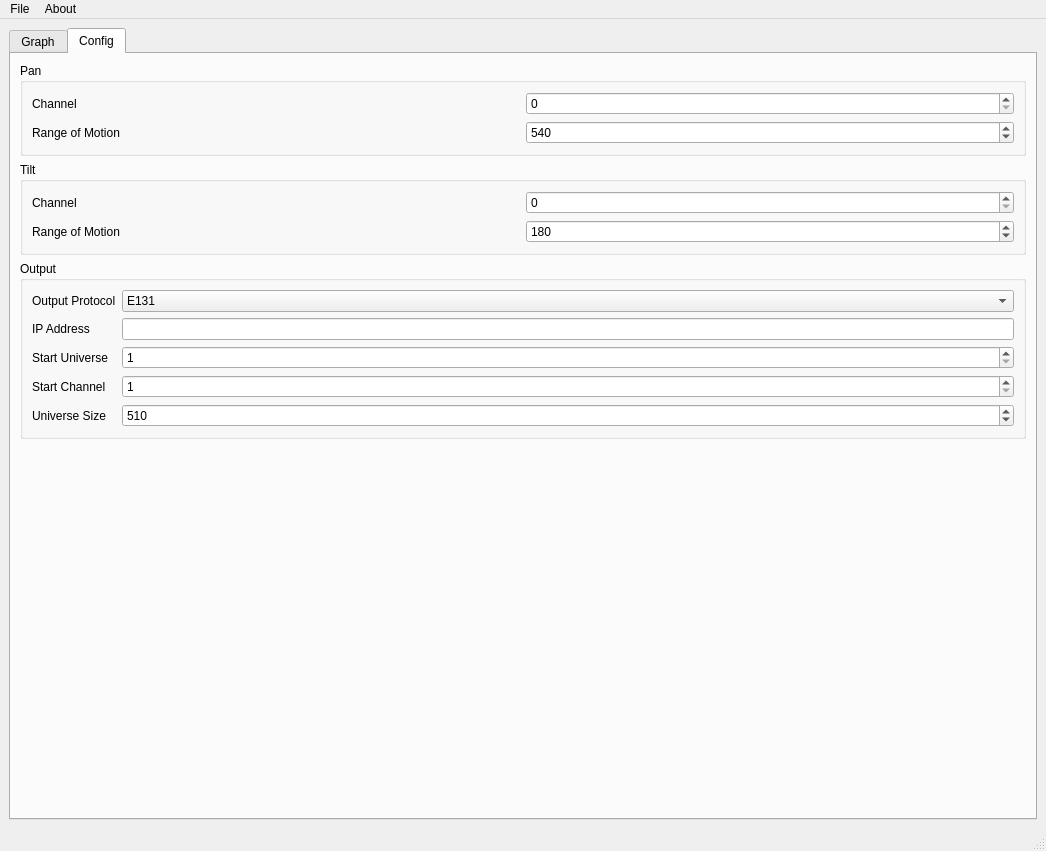
computergeek1507/joystick2mh, file res/mainwindow.ui: the form before one commit.
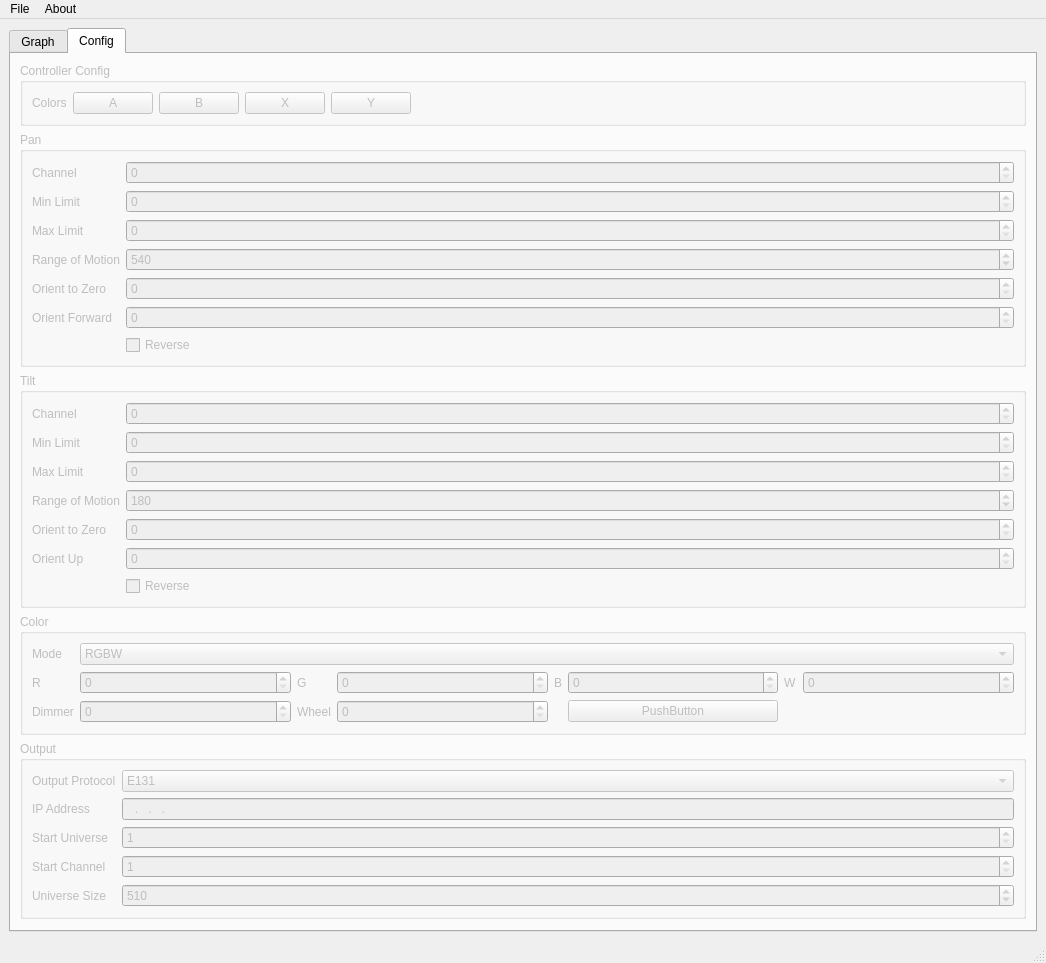
The form after the commit. The open tabs and pages were chosen to show the change. Icons and pictures are not drawn. Custom widgets are drawn as their Qt base class.

Diff of the .ui file:
```diff
--- a/res/mainwindow.ui
+++ b/res/mainwindow.ui
@@ -7,7 +7,7 @@
     <x>0</x>
     <y>0</y>
     <width>1046</width>
-    <height>851</height>
+    <height>852</height>
    </rect>
   </property>
   <property name="windowTitle">
@@ -21,8 +21,11 @@
    <layout class="QVBoxLayout" name="verticalLayout">
     <item>
      <widget class="QTabWidget" name="tabWidget">
+      <property name="enabled">
+       <bool>true</bool>
+      </property>
       <property name="currentIndex">
-       <number>1</number>
+       <number>0</number>
       </property>
       <widget class="QWidget" name="tab_Graph">
        <attribute name="title">
@@ -108,6 +111,16 @@
             </property>
            </widget>
           </item>
+          <item>
+           <widget class="QCheckBox" name="checkBoxOutput">
+            <property name="layoutDirection">
+             <enum>Qt::RightToLeft</enum>
+            </property>
+            <property name="text">
+             <string>Output Data</string>
+            </property>
+           </widget>
+          </item>
           <item>
            <spacer name="horizontalSpacer">
             <property name="orientation">
@@ -126,23 +139,76 @@
        </layout>
       </widget>
       <widget class="QWidget" name="tab_Config">
+       <property name="enabled">
+        <bool>false</bool>
+       </property>
        <attribute name="title">
         <string>Config</string>
        </attribute>
        <layout class="QVBoxLayout" name="verticalLayout_3">
+        <item>
+         <widget class="QGroupBox" name="groupBox_4">
+          <property name="title">
+           <string>Controller Config</string>
+          </property>
+          <layout class="QHBoxLayout" name="horizontalLayout">
+           <item>
+            <widget class="QLabel" name="label_19">
+             <property name="text">
+              <string>Colors</string>
+             </property>
+            </widget>
+           </item>
+           <item>
+            <widget class="QPushButton" name="pushButtonA">
+             <property name="text">
+              <string>A</string>
+             </property>
+            </widget>
+           </item>
+           <item>
+            <widget class="QPushButton" name="pushButtonB">
+             <property name="text">
+              <string>B</string>
+             </property>
+            </widget>
+           </item>
+           <item>
+            <widget class="QPushButton" name="pushButtonX">
+             <property name="text">
+              <string>X</string>
+             </property>
+            </widget>
+           </item>
+           <item>
+            <widget class="QPushButton" name="pushButtonY">
+             <property name="text">
+              <string>Y</string>
+             </property>
+            </widget>
+           </item>
+           <item>
+            <spacer name="horizontalSpacer_2">
+             <property name="orientation">
+              <enum>Qt::Horizontal</enum>
+             </property>
+             <property name="sizeHint" stdset="0">
+              <size>
+               <width>40</width>
+               <height>20</height>
+              </size>
+             </property>
+            </spacer>
+           </item>
+          </layout>
+         </widget>
+        </item>
         <item>
          <widget class="QGroupBox" name="groupBox_3">
           <property name="title">
            <string>Pan</string>
           </property>
           <layout class="QGridLayout" name="gridLayout_3">
-           <item row="0" column="0">
-            <widget class="QLabel" name="label_8">
-             <property name="text">
-              <string>Channel</string>
-             </property>
-            </widget>
-           </item>
            <item row="0" column="1">
             <widget class="QSpinBox" name="spinBoxPanChannel">
              <property name="maximum">
@@ -150,15 +216,68 @@
              </property>
             </widget>
            </item>
-           <item row="1" column="0">
-            <widget class="QLabel" name="label_9">
+           <item row="3" column="1">
+            <widget class="QSpinBox" name="spinBoxPanMax"/>
+           </item>
+           <item row="6" column="0">
+            <widget class="QLabel" name="label_18">
              <property name="text">
-              <string>Range of Motion</string>
+              <string>Orient Forward</string>
              </property>
             </widget>
            </item>
-           <item row="1" column="1">
-            <widget class="QSpinBox" name="spinBox_4">
+           <item row="5" column="0">
+            <widget class="QLabel" name="label_16">
+             <property name="text">
+              <string>Orient to Zero</string>
+             </property>
+            </widget>
+           </item>
+           <item row="7" column="1">
+            <widget class="QCheckBox" name="checkBoxPanReverse">
+             <property name="text">
+              <string>Reverse</string>
+             </property>
+            </widget>
+           </item>
+           <item row="0" column="0">
+            <widget class="QLabel" name="label_8">
+             <property name="sizePolicy">
+              <sizepolicy hsizetype="Fixed" vsizetype="Preferred">
+               <horstretch>0</horstretch>
+               <verstretch>0</verstretch>
+              </sizepolicy>
+             </property>
+             <property name="text">
+              <string>Channel</string>
+             </property>
+            </widget>
+           </item>
+           <item row="6" column="1">
+            <widget class="QSpinBox" name="spinBoxPanForward"/>
+           </item>
+           <item row="5" column="1">
+            <widget class="QSpinBox" name="spinBoxPanZero"/>
+           </item>
+           <item row="2" column="1">
+            <widget class="QSpinBox" name="spinBoxPanMin"/>
+           </item>
+           <item row="2" column="0">
+            <widget class="QLabel" name="label_12">
+             <property name="text">
+              <string>Min Limit</string>
+             </property>
+            </widget>
+           </item>
+           <item row="3" column="0">
+            <widget class="QLabel" name="label_13">
+             <property name="text">
+              <string>Max Limit</string>
+             </property>
+            </widget>
+           </item>
+           <item row="4" column="1">
+            <widget class="QSpinBox" name="spinBoxPanRange">
              <property name="minimum">
               <number>1</number>
              </property>
@@ -173,6 +292,13 @@
              </property>
             </widget>
            </item>
+           <item row="4" column="0">
+            <widget class="QLabel" name="label_9">
+             <property name="text">
+              <string>Range of Motion</string>
+             </property>
+            </widget>
+           </item>
           </layout>
          </widget>
         </item>
@@ -182,25 +308,58 @@
            <string>Tilt</string>
           </property>
           <layout class="QGridLayout" name="gridLayout_2">
+           <item row="8" column="1">
+            <widget class="QCheckBox" name="checkBoxTiltReverse">
+             <property name="text">
+              <string>Reverse</string>
+             </property>
+            </widget>
+           </item>
+           <item row="7" column="0">
+            <widget class="QLabel" name="label_17">
+             <property name="text">
+              <string>Orient Up</string>
+             </property>
+            </widget>
+           </item>
            <item row="0" column="0">
             <widget class="QLabel" name="label_6">
+             <property name="sizePolicy">
+              <sizepolicy hsizetype="Fixed" vsizetype="Preferred">
+               <horstretch>0</horstretch>
+               <verstretch>0</verstretch>
+              </sizepolicy>
+             </property>
              <property name="text">
               <string>Channel</string>
              </property>
             </widget>
            </item>
-           <item row="0" column="1">
-            <widget class="QSpinBox" name="spinBoxTiltChannel"/>
-           </item>
-           <item row="1" column="0">
+           <item row="3" column="0">
             <widget class="QLabel" name="label_7">
              <property name="text">
               <string>Range of Motion</string>
              </property>
             </widget>
            </item>
-           <item row="1" column="1">
-            <widget class="QSpinBox" name="spinBox_2">
+           <item row="6" column="1">
+            <widget class="QSpinBox" name="spinBoxTiltZero"/>
+           </item>
+           <item row="7" column="1">
+            <widget class="QSpinBox" name="spinBoxTiltUp"/>
+           </item>
+           <item row="6" column="0">
+            <widget class="QLabel" name="label_15">
+             <property name="text">
+              <string>Orient to Zero</string>
+             </property>
+            </widget>
+           </item>
+           <item row="0" column="1">
+            <widget class="QSpinBox" name="spinBoxTiltChannel"/>
+           </item>
+           <item row="3" column="1">
+            <widget class="QSpinBox" name="spinBoxTiltRange">
              <property name="minimum">
               <number>1</number>
              </property>
@@ -215,6 +374,147 @@
              </property>
             </widget>
            </item>
+           <item row="1" column="0">
+            <widget class="QLabel" name="label_11">
+             <property name="text">
+              <string>Min Limit</string>
+             </property>
+            </widget>
+           </item>
+           <item row="1" column="1">
+            <widget class="QSpinBox" name="spinBoxTiltMin"/>
+           </item>
+           <item row="2" column="1">
+            <widget class="QSpinBox" name="spinBoxPanMax_2"/>
+           </item>
+           <item row="2" column="0">
+            <widget class="QLabel" name="label_14">
+             <property name="text">
+              <string>Max Limit</string>
+             </property>
+            </widget>
+           </item>
+          </layout>
+         </widget>
+        </item>
+        <item>
+         <widget class="QGroupBox" name="groupBox_5">
+          <property name="title">
+           <string>Color</string>
+          </property>
+          <layout class="QGridLayout" name="gridLayout_4">
+           <item row="1" column="3">
+            <widget class="QLabel" name="label_22">
+             <property name="sizePolicy">
+              <sizepolicy hsizetype="Fixed" vsizetype="Preferred">
+               <horstretch>0</horstretch>
+               <verstretch>0</verstretch>
+              </sizepolicy>
+             </property>
+             <property name="text">
+              <string>G</string>
+             </property>
+            </widget>
+           </item>
+           <item row="0" column="2" colspan="7">
+            <widget class="QComboBox" name="comboBoxColorMode">
+             <item>
+              <property name="text">
+               <string>RGBW</string>
+              </property>
+             </item>
+             <item>
+              <property name="text">
+               <string>Color Wheel</string>
+              </property>
+             </item>
+            </widget>
+           </item>
+           <item row="2" column="0">
+            <widget class="QLabel" name="label_25">
+             <property name="text">
+              <string>Dimmer</string>
+             </property>
+            </widget>
+           </item>
+           <item row="1" column="6">
+            <widget class="QSpinBox" name="spinBoxColorB"/>
+           </item>
+           <item row="1" column="7">
+            <widget class="QLabel" name="label_24">
+             <property name="sizePolicy">
+              <sizepolicy hsizetype="Fixed" vsizetype="Preferred">
+               <horstretch>0</horstretch>
+               <verstretch>0</verstretch>
+              </sizepolicy>
+             </property>
+             <property name="text">
+              <string>W</string>
+             </property>
+            </widget>
+           </item>
+           <item row="1" column="2">
+            <widget class="QSpinBox" name="spinBoxColorR"/>
+           </item>
+           <item row="1" column="8">
+            <widget class="QSpinBox" name="spinBoxColorW"/>
+           </item>
+           <item row="1" column="5">
+            <widget class="QLabel" name="label_23">
+             <property name="sizePolicy">
+              <sizepolicy hsizetype="Fixed" vsizetype="Preferred">
+               <horstretch>0</horstretch>
+               <verstretch>0</verstretch>
+              </sizepolicy>
+             </property>
+             <property name="text">
+              <string>B</string>
+             </property>
+            </widget>
+           </item>
+           <item row="0" column="0">
+            <widget class="QLabel" name="label_20">
+             <property name="sizePolicy">
+              <sizepolicy hsizetype="Fixed" vsizetype="Preferred">
+               <horstretch>0</horstretch>
+               <verstretch>0</verstretch>
+              </sizepolicy>
+             </property>
+             <property name="text">
+              <string>Mode</string>
+             </property>
+            </widget>
+           </item>
+           <item row="1" column="4">
+            <widget class="QSpinBox" name="spinBoxColorG"/>
+           </item>
+           <item row="1" column="0">
+            <widget class="QLabel" name="label_21">
+             <property name="text">
+              <string>R</string>
+             </property>
+            </widget>
+           </item>
+           <item row="2" column="2">
+            <widget class="QSpinBox" name="spinBoxWheelDimmer"/>
+           </item>
+           <item row="2" column="3">
+            <widget class="QLabel" name="label_26">
+             <property name="text">
+              <string>Wheel</string>
+             </property>
+            </widget>
+           </item>
+           <item row="2" column="4">
+            <widget class="QSpinBox" name="spinBoxWheelChannel"/>
+           </item>
+           <item row="2" column="6">
+            <widget class="QPushButton" name="pushButton_5">
+             <property name="text">
+              <string>PushButton</string>
+             </property>
+            </widget>
+           </item>
           </layout>
          </widget>
         </item>
@@ -224,13 +524,37 @@
            <string>Output</string>
           </property>
           <layout class="QGridLayout" name="gridLayout">
-           <item row="2" column="2">
-            <widget class="QSpinBox" name="spinBoxStartUniverse">
+           <item row="3" column="0">
+            <widget class="QLabel" name="label_5">
+             <property name="text">
+              <string>Start Channel</string>
+             </property>
+            </widget>
+           </item>
+           <item row="4" column="2">
+            <widget class="QSpinBox" name="spinBoxSize">
              <property name="minimum">
-              <number>1</number>
+              <number>8</number>
              </property>
              <property name="maximum">
-              <number>65550</number>
+              <number>512</number>
+             </property>
+             <property name="value">
+              <number>510</number>
+             </property>
+            </widget>
+           </item>
+           <item row="0" column="0">
+            <widget class="QLabel" name="label">
+             <property name="text">
+              <string>Output Protocol</string>
+             </property>
+            </widget>
+           </item>
+           <item row="2" column="0">
+            <widget class="QLabel" name="label_4">
+             <property name="text">
+              <string>Start Universe</string>
              </property>
             </widget>
            </item>
@@ -253,26 +577,6 @@
              </item>
             </widget>
            </item>
-           <item row="1" column="2">
-            <widget class="QLineEdit" name="lineEditIPAddress"/>
-           </item>
-           <item row="3" column="0">
-            <widget class="QLabel" name="label_5">
-             <property name="text">
-              <string>Start Channel</string>
-             </property>
-            </widget>
-           </item>
-           <item row="3" column="2">
-            <widget class="QSpinBox" name="spinBoxStartChannel">
-             <property name="minimum">
-              <number>1</number>
-             </property>
-             <property name="maximum">
-              <number>65550</number>
-             </property>
-            </widget>
-           </item>
            <item row="4" column="0">
             <widget class="QLabel" name="label_10">
              <property name="text">
@@ -280,17 +584,30 @@
              </property>
             </widget>
            </item>
-           <item row="2" column="0">
-            <widget class="QLabel" name="label_4">
-             <property name="text">
-              <string>Start Universe</string>
+           <item row="2" column="2">
+            <widget class="QSpinBox" name="spinBoxStartUniverse">
+             <property name="minimum">
+              <number>1</number>
              </property>
+             <property name="maximum">
+              <number>65550</number>
+             </property>
             </widget>
            </item>
-           <item row="0" column="0">
-            <widget class="QLabel" name="label">
-             <property name="text">
-              <string>Output Protocol</string>
+           <item row="3" column="2">
+            <widget class="QSpinBox" name="spinBoxStartChannel">
+             <property name="minimum">
+              <number>1</number>
+             </property>
+             <property name="maximum">
+              <number>65550</number>
+             </property>
+            </widget>
+           </item>
+           <item row="1" column="2">
+            <widget class="QLineEdit" name="lineEditIPAddress">
+             <property name="inputMask">
+              <string>000.000.000.000</string>
              </property>
             </widget>
            </item>
@@ -301,19 +618,6 @@
              </property>
             </widget>
            </item>
-           <item row="4" column="2">
-            <widget class="QSpinBox" name="spinBoxSize">
-             <property name="minimum">
-              <number>8</number>
-             </property>
-             <property name="maximum">
-              <number>512</number>
-             </property>
-             <property name="value">
-              <number>510</number>
-             </property>
-            </widget>
-           </item>
           </layout>
          </widget>
         </item>
@@ -342,13 +646,14 @@
      <x>0</x>
      <y>0</y>
      <width>1046</width>
-     <height>26</height>
+     <height>22</height>
     </rect>
    </property>
    <widget class="QMenu" name="menuFile">
     <property name="title">
      <string>File</string>
     </property>
+    <addaction name="actionImport_Model"/>
     <addaction name="actionSave_X"/>
     <addaction name="actionSave_Y"/>
     <addaction name="separator"/>
@@ -521,6 +826,11 @@
     <bool>false</bool>
    </property>
   </action>
+  <action name="actionImport_Model">
+   <property name="text">
+    <string>Import Model</string>
+   </property>
+  </action>
  </widget>
  <customwidgets>
   <customwidget>
```
